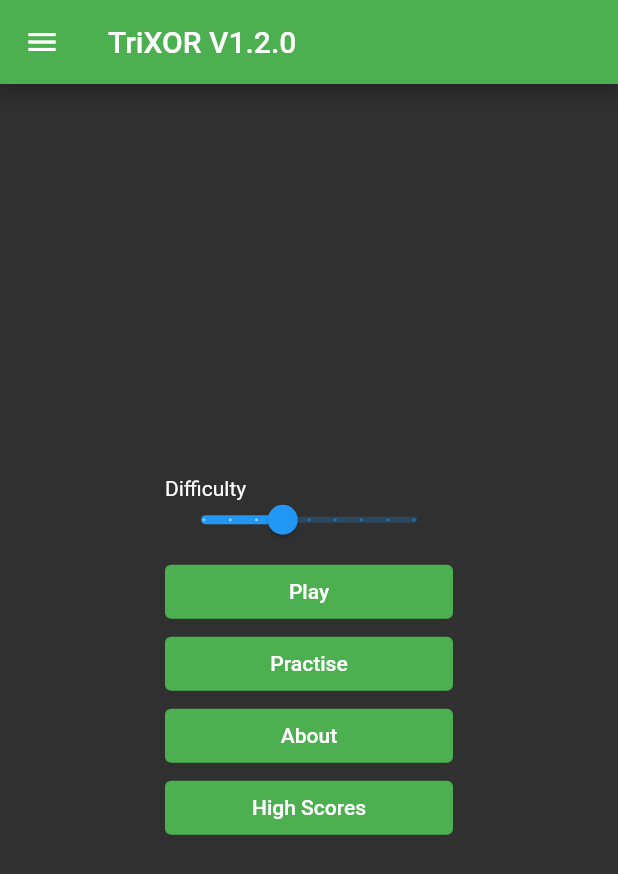
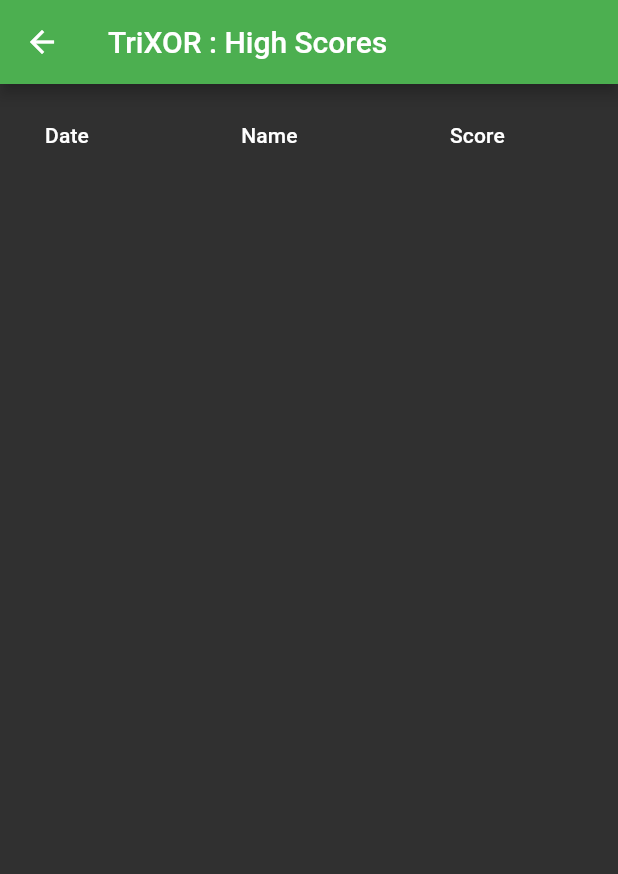
Before and after one commit to krolaw/trixor, a Flutter app: the screen it shows after launch, after a tap on "High Scores", on a phone screen of 412 x 824 dp. Shown: the top 874 px of the screen. Run offline on Flutter 3.47's test engine with Material 2 defaults, Android fonts, the phone set to English and light mode, and no system bars; our stand-ins replace package_info, shared_preferences, sqflite, vibration, wakelock; accounts and stored records are empty.

Commit message:
High scores

```diff
--- a/lib/highscores.dart
+++ b/lib/highscores.dart
@@ -1,7 +1,13 @@
+import 'package:flutter/material.dart';
 import 'package:path/path.dart';
 import 'package:sqflite/sqflite.dart';
+import 'package:trixor/main.dart';
+
+var highscores = Highscores();
 
 class Highscores {
+  static const scoresLimit = 10;
+
   Future<Database> db;
 
   Highscores()
@@ -16,14 +22,86 @@ class Highscores {
         at INTEGER NOT NULL DEFAULT (strftime('%s',CURRENT_TIMESTAMP))
       )''')));
 
-  Future<bool> isHighScore(int level, int score) async =>
-      (await (await db).query('highscores',
-              columns: ['COUNT(id) as count'],
-              where: 'level=? AND score>?',
-              whereArgs: [level, score]))
-          .first['count']! as int <
-      10;
+  Future<String?> isHighScore(int level, int score) async {
+    if (score == 0) return null;
+    var bd = await db;
+    if ((await bd.query('highscores',
+                columns: ['COUNT(id) as count'],
+                where: 'level=? AND score>=?',
+                whereArgs: [level, score]))
+            .first['count']! as int >=
+        scoresLimit) return null;
+    var r = (await bd.query('highscores',
+        columns: ['name'], limit: 1, orderBy: 'at DESC'));
+    return r.isEmpty ? "" : r.first['name'] as String;
+  }
 
-  //Future<String> lastName() async =>
-  //  (await )
+  Future<void> saveHighScore(int level, int score, String name) async {
+    var bd = await db;
+    await bd
+        .insert('highscores', {'level': level, 'score': score, 'name': name});
+    (await getHighScoresLevel(level)).skip(scoresLimit).forEach(
+        (e) => bd.delete('highscores', where: "id=?", whereArgs: [e["id"]]));
+  }
+
+  Future<List<Map<String, Object?>>> getHighScores() async {
+    return await (await db).rawQuery(
+        '''select level, score, strftime('%Y-%m-%d %H:%M',at,'unixepoch','localtime') at, name'''
+        ' from highscores order by level DESC, score DESC, at DESC;');
+  }
+
+  Future<List<Map<String, Object?>>> getHighScoresLevel(int level) async {
+    return await (await db).query('highscores',
+        columns: ['id', 'level, score, at, name'],
+        where: 'level = ?',
+        whereArgs: [level],
+        orderBy: "level DESC, score DESC, at DESC");
+  }
 }
+
+class HighscoresView extends StatelessWidget {
+  const HighscoresView({Key? key}) : super(key: key);
+
+  @override
+  Widget build(BuildContext context) {
+    return Scaffold(
+        appBar: AppBar(title: Text("TriXOR : High Scores")),
+        body: FutureBuilder<List<Map<String, Object?>>>(
+            future: highscores.getHighScores(),
+            builder: (context, h) {
+              int currentLevel = -1;
+              return ListView(padding: EdgeInsets.all(6), children: [
+                DataTable(columns: [
+                  DataColumn(label: Text("Date")),
+                  DataColumn(label: Text("Name")),
+                  DataColumn(label: Text("Score"))
+                ], rows: [
+                  ...(h.data?.expand<DataRow>((e) {
+                        final level = e['level'] as int;
+                        final head = currentLevel != level;
+                        currentLevel = level;
+                        return [
+                          if (head)
+                            DataRow(cells: [
+                              DataCell(Text(GameOption.options[level].title,
+                                  style: TextStyle(
+                                      color: Theme.of(context).primaryColor))),
+                              DataCell(Container()),
+                              DataCell(Container())
+                            ]),
+                          DataRow(cells: [
+                            DataCell(Text(e['at'].toString())),
+                            DataCell(Text(e['name'].toString())),
+                            DataCell(Text(
+                              e['score'].toString(),
+                              textAlign: TextAlign.end,
+                            ))
+                          ])
+                        ];
+                      }) ??
+                      [])
+                ])
+              ]);
+            }));
+  }
+}
--- a/lib/main.dart
+++ b/lib/main.dart
@@ -1,5 +1,6 @@
 import 'package:flutter/material.dart';
 import 'package:package_info/package_info.dart';
+import 'highscores.dart';
 import 'settings.dart';
 import 'game.dart';
 import 'about.dart';
@@ -63,6 +64,18 @@ class GameOption {
   final int cols, rows, depth;
 
   GameOption(this.title, this.cols, this.rows, this.depth);
+
+  static final options = <GameOption>[
+    GameOption("Baby", 2, 2, 2),
+    GameOption("Very Easy", 2, 2, 3),
+    GameOption("Easy", 2, 3, 3),
+    GameOption("Normal", 2, 3, 4),
+    GameOption("Challenging", 2, 3, 5),
+    GameOption("Hard", 2, 4, 4),
+    GameOption("Advanced", 2, 4, 5),
+    GameOption("Crazy", 3, 4, 4),
+    GameOption("Psychotic", 3, 4, 5),
+  ];
 }
 
 class CardOption {
@@ -74,20 +87,6 @@ class CardOption {
 }
 
 class _MyHomePageState extends State<MyHomePage> {
-  static int gameOption = 3;
-
-  static final gameOptions = <GameOption>[
-    GameOption("Baby", 2, 2, 2),
-    GameOption("Very Easy", 2, 2, 3),
-    GameOption("Easy", 2, 3, 3),
-    GameOption("Normal", 2, 3, 4),
-    GameOption("Challenging", 2, 3, 5),
-    GameOption("Hard", 2, 4, 4),
-    GameOption("Advanced", 2, 4, 5),
-    GameOption("Crazy", 3, 4, 4),
-    GameOption("Psychotic", 3, 4, 5),
-  ];
-
   /*static final cardOptions = <CardOption>[
     CardOption(2, 2),
     CardOption(2, 3),
@@ -139,9 +138,10 @@ class _MyHomePageState extends State<MyHomePage> {
                         builder: (context, _) => Slider(
                               value: settings.difficulty.toDouble(),
                               min: 0,
-                              max: gameOptions.length - 1,
-                              divisions: gameOptions.length - 1,
-                              label: gameOptions[gameOption].title,
+                              max: GameOption.options.length - 1,
+                              divisions: GameOption.options.length - 1,
+                              label:
+                                  GameOption.options[settings.difficulty].title,
                               onChanged: (v) => setState(
                                   () => settings.difficulty = v.toInt()),
                             )))
@@ -177,36 +177,36 @@ class _MyHomePageState extends State<MyHomePage> {
               TextButton(
                   child: Text("Play"),
                   onPressed: () =>
-                      loadGame(context, gameOptions[gameOption], false)),
+                      loadGame(context, settings.difficulty, false)),
               /* onPressed: () => loadGame2(
                       context, cardOptions[cardOption], properties, false)),*/
               TextButton(
                   child: Text("Practise"),
                   onPressed: () =>
-                      loadGame(context, gameOptions[gameOption], true)),
+                      loadGame(context, settings.difficulty, true)),
               /*onPressed: () => loadGame2(
                       context, cardOptions[cardOption], properties, true)),*/
               TextButton(
                   child: Text("About"),
                   onPressed: () => Navigator.push(context,
                       MaterialPageRoute(builder: (context) => HowToPlay()))),
-              TextButton(child: Text("High Scores"), onPressed: () {}),
+              TextButton(
+                  child: Text("High Scores"),
+                  onPressed: () => Navigator.push(
+                      context,
+                      MaterialPageRoute(
+                          builder: (context) => HighscoresView()))),
             ])),
       ),
     );
   }
 
-  loadGame(BuildContext context, GameOption g, bool practise) {
+  loadGame(BuildContext context, int level, bool practise) {
+    final GameOption g = GameOption.options[level];
     Navigator.push(
         context,
         MaterialPageRoute(
-            builder: (context) => Game(g.cols, g.rows, g.depth, practise)));
-  }
-
-  loadGame2(BuildContext context, CardOption g, int depth, bool practise) {
-    Navigator.push(
-        context,
-        MaterialPageRoute(
-            builder: (context) => Game(g.cols, g.rows, depth, practise)));
+            builder: (context) =>
+                Game(level, g.cols, g.rows, g.depth, practise)));
   }
 }
```
Also changed, not shown: lib/game.dart (+50 -25 lines), 1 other file.
